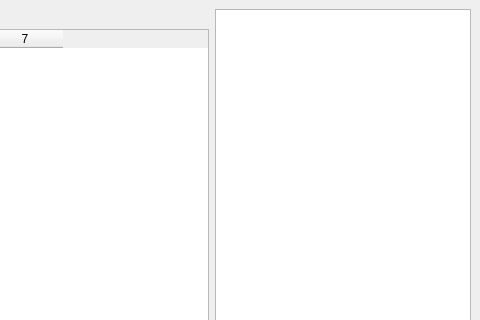
This is gui/main_ui.ui in BryceGo/HP-Forwarder as Qt 5 draws it before an edit; both pictures show x 479 to 959 and y 0 to 320 of the 959 by 491 pixel window. The edited form follows.
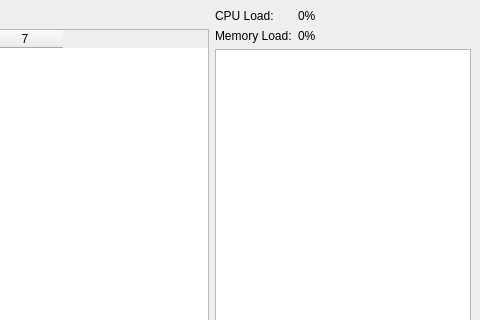
This is the edited form.

Commit message: Added functionalities to CPU and memory usage, import config and browse...

The edit to the form file:
```diff
--- a/gui/main_ui.ui
+++ b/gui/main_ui.ui
@@ -113,7 +113,39 @@
     <item>
      <layout class="QVBoxLayout" name="verticalLayout_3">
       <item>
-       <widget class="QTextBrowser" name="textBrowser">
+       <layout class="QFormLayout" name="formLayout">
+        <item row="0" column="0">
+         <widget class="QLabel" name="label_2">
+          <property name="text">
+           <string>CPU Load:</string>
+          </property>
+         </widget>
+        </item>
+        <item row="0" column="1">
+         <widget class="QLabel" name="cpuLoad">
+          <property name="text">
+           <string>0%</string>
+          </property>
+         </widget>
+        </item>
+        <item row="1" column="0">
+         <widget class="QLabel" name="label_4">
+          <property name="text">
+           <string>Memory Load:</string>
+          </property>
+         </widget>
+        </item>
+        <item row="1" column="1">
+         <widget class="QLabel" name="memLoad">
+          <property name="text">
+           <string>0%</string>
+          </property>
+         </widget>
+        </item>
+       </layout>
+      </item>
+      <item>
+       <widget class="QTextBrowser" name="consoleOutput">
         <property name="sizePolicy">
          <sizepolicy hsizetype="Fixed" vsizetype="Expanding">
           <horstretch>0</horstretch>
```
The commit also changes 5 other files.
